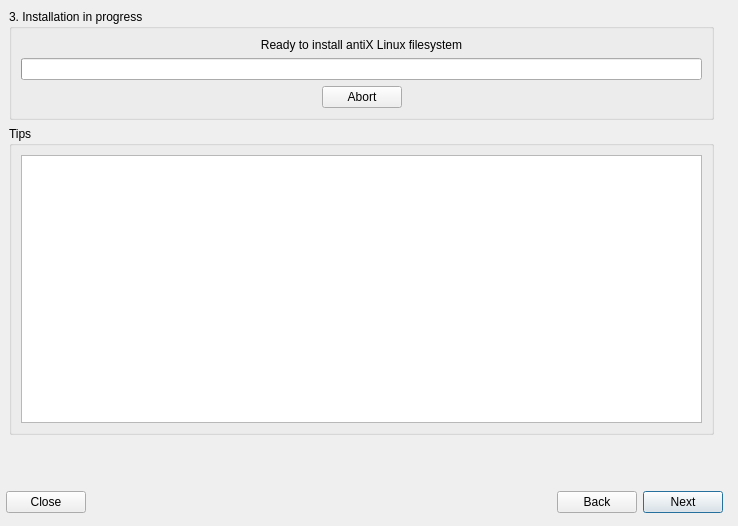
Before: the Qt Designer form meinstall.ui in gazelle-installer/gazelle-installer, drawn with Qt 5.
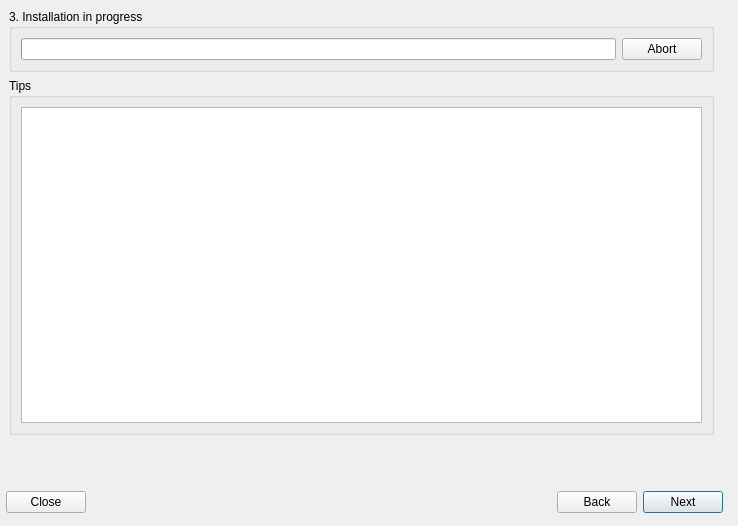
After: the same form once the commit is applied. The open tabs and pages were chosen to show the change. Icons and pictures are not drawn.

Commit message: Compact vertical progress bar layout by displaying the status in the bar.

Diff of the .ui file:
```diff
--- a/meinstall.ui
+++ b/meinstall.ui
@@ -1696,20 +1696,20 @@
           <property name="spacing">
            <number>6</number>
           </property>
-          <item row="2" column="0">
-           <spacer>
+          <item row="0" column="0">
+           <widget class="QProgressBar" name="progressBar">
+            <property name="sizePolicy">
+             <sizepolicy hsizetype="MinimumExpanding" vsizetype="Minimum">
+              <horstretch>0</horstretch>
+              <verstretch>0</verstretch>
+             </sizepolicy>
+            </property>
             <property name="orientation">
              <enum>Qt::Horizontal</enum>
             </property>
-            <property name="sizeHint" stdset="0">
-             <size>
-              <width>40</width>
-              <height>20</height>
-             </size>
-            </property>
-           </spacer>
+           </widget>
           </item>
-          <item row="2" column="1">
+          <item row="0" column="2">
            <widget class="QPushButton" name="abortInstallButton">
             <property name="sizePolicy">
              <sizepolicy hsizetype="Fixed" vsizetype="Minimum">
@@ -1728,51 +1728,6 @@
             </property>
            </widget>
           </item>
-          <item row="2" column="2">
-           <spacer>
-            <property name="orientation">
-             <enum>Qt::Horizontal</enum>
-            </property>
-            <property name="sizeHint" stdset="0">
-             <size>
-              <width>40</width>
-              <height>20</height>
-             </size>
-            </property>
-           </spacer>
-          </item>
-          <item row="1" column="0" colspan="3">
-           <widget class="QProgressBar" name="progressBar">
-            <property name="sizePolicy">
-             <sizepolicy hsizetype="MinimumExpanding" vsizetype="Minimum">
-              <horstretch>0</horstretch>
-              <verstretch>0</verstretch>
-             </sizepolicy>
-            </property>
-            <property name="orientation">
-             <enum>Qt::Horizontal</enum>
-            </property>
-           </widget>
-          </item>
-          <item row="0" column="0" colspan="3">
-           <widget class="QLabel" name="installLabel">
-            <property name="sizePolicy">
-             <sizepolicy hsizetype="MinimumExpanding" vsizetype="Minimum">
-              <horstretch>0</horstretch>
-              <verstretch>0</verstretch>
-             </sizepolicy>
-            </property>
-            <property name="text">
-             <string>Ready to install antiX Linux filesystem</string>
-            </property>
-            <property name="alignment">
-             <set>Qt::AlignCenter</set>
-            </property>
-            <property name="wordWrap">
-             <bool>false</bool>
-            </property>
-           </widget>
-          </item>
          </layout>
         </widget>
        </item>
```
Left out of the diff: 2 changed lines with no effect on the pictures. The commit also changes 1 other file.
